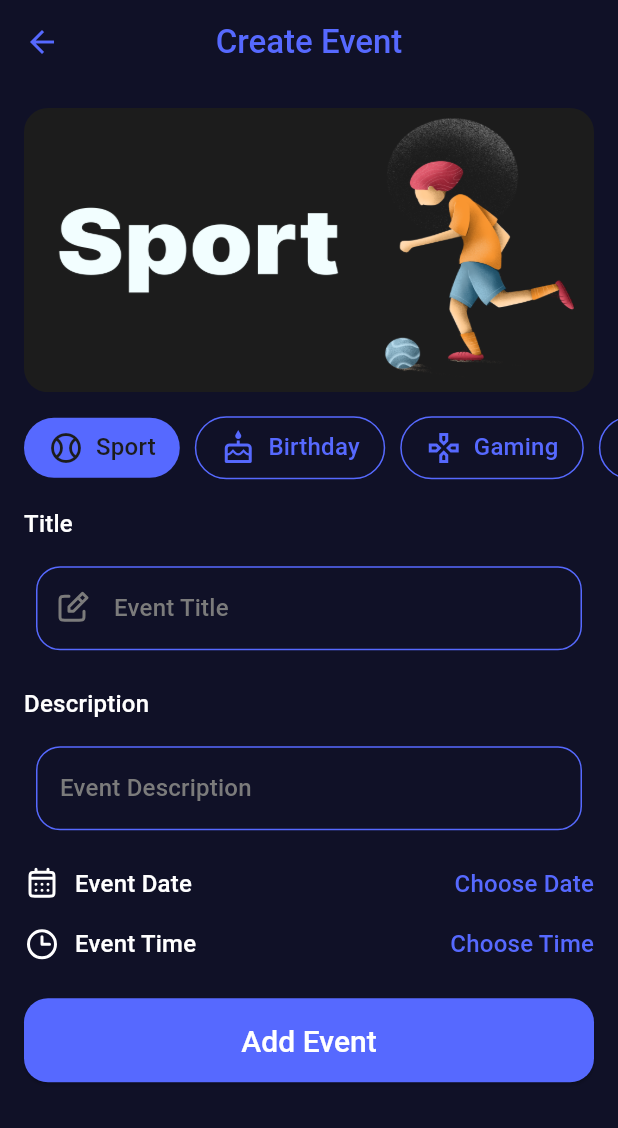
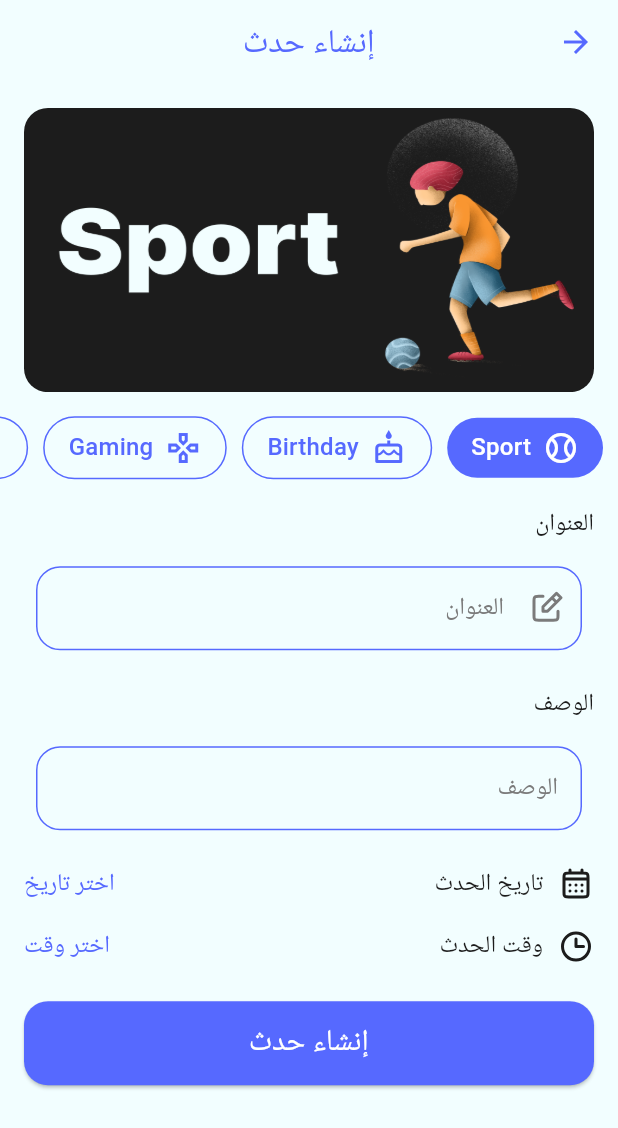
Before and after one commit to MohamedElsyedm/evently, a Flutter app: the CreateEvent screen opened by its route, on a phone screen of 412 x 824 dp. Shown: the top 1128 px of the screen. Run offline on Flutter 3.47's test engine with Material 3 defaults, Android fonts, the phone set to English and light mode, and no system bars; our stand-ins replace cloud_firestore, firebase_auth, firebase_core, flutter_svg, fluttertoast, shared_preferences; accounts and stored records are empty.

Commit message:
implement localization & edit event & delete event & create events providers functions

````diff
--- /dev/null
+++ b/l10n.yaml
@@ -0,0 +1,3 @@
+arb-dir: lib/l10n
+template-arb-file: app_en.arb
+output-localization-file: app_localizations.dart
--- a/lib/create_event.dart
+++ b/lib/create_event.dart
@@ -1,8 +1,10 @@
 import 'package:cloud_firestore/cloud_firestore.dart';
 import 'package:evently/app_theme.dart';
 import 'package:evently/firebase_service.dart';
+import 'package:evently/l10n/app_localizations.dart';
 import 'package:evently/models/category_model.dart';
 import 'package:evently/models/event_model.dart';
+import 'package:evently/providers/events_provider.dart';
 import 'package:evently/providers/settings_provider.dart';
 import 'package:evently/tabs/home/tab_item.dart';
 import 'package:evently/ui_utils.dart';
@@ -40,7 +42,7 @@ class _CreateEventState extends State<CreateEvent> {
     TextTheme textTheme = Theme.of(context).textTheme;
 
     return Scaffold(
-      appBar: AppBar(title: Text('Create Event')),
+      appBar: AppBar(title: Text(AppLocalizations.of(context)!.createEvent)),
       body: SingleChildScrollView(
         child: Column(
           crossAxisAlignment: CrossAxisAlignment.start,
@@ -98,10 +100,13 @@ class _CreateEventState extends State<CreateEvent> {
                 child: Column(
                   crossAxisAlignment: CrossAxisAlignment.start,
                   children: [
-                    Text('Title', style: textTheme.titleMedium),
+                    Text(
+                      AppLocalizations.of(context)!.title,
+                      style: textTheme.titleMedium,
+                    ),
                     SizedBox(height: 8),
                     DefaultTextFormField(
-                      hintText: 'Event Title',
+                      hintText: AppLocalizations.of(context)!.title,
                       prefixIconImageName: 'title',
                       controller: titleController,
                       validator: (value) {
@@ -112,10 +117,13 @@ class _CreateEventState extends State<CreateEvent> {
                       },
                     ),
                     SizedBox(height: 16),
-                    Text('Description', style: textTheme.titleMedium),
+                    Text(
+                      AppLocalizations.of(context)!.description,
+                      style: textTheme.titleMedium,
+                    ),
                     SizedBox(height: 8),
                     DefaultTextFormField(
-                      hintText: 'Event Description',
+                      hintText: AppLocalizations.of(context)!.description,
                       controller: descriptionController,
                       validator: (value) {
                         if (value == null || value.isEmpty) {
@@ -137,7 +145,10 @@ class _CreateEventState extends State<CreateEvent> {
                           ),
                         ),
                         SizedBox(width: 10),
-                        Text('Event Date', style: textTheme.titleMedium),
+                        Text(
+                          AppLocalizations.of(context)!.eventDate,
+                          style: textTheme.titleMedium,
+                        ),
                         Spacer(),
                         InkWell(
                           onTap: () async {
@@ -155,7 +166,7 @@ class _CreateEventState extends State<CreateEvent> {
                           },
                           child: Text(
                             selectedDate == null
-                                ? 'Choose Date'
+                                ? AppLocalizations.of(context)!.chooseDate
                                 : dateFormat.format(selectedDate!),
                             style: textTheme.titleMedium!.copyWith(
                               color: AppTheme.primary,
@@ -177,7 +188,10 @@ class _CreateEventState extends State<CreateEvent> {
                           ),
                         ),
                         SizedBox(width: 10),
-                        Text('Event Time', style: textTheme.titleMedium),
+                        Text(
+                          AppLocalizations.of(context)!.eventTime,
+                          style: textTheme.titleMedium,
+                        ),
                         Spacer(),
                         InkWell(
                           onTap: () async {
@@ -192,7 +206,7 @@ class _CreateEventState extends State<CreateEvent> {
                           },
                           child: Text(
                             selectedTime == null
-                                ? 'Choose Time'
+                                ? AppLocalizations.of(context)!.chooseTime
                                 : selectedTime!.format(context),
                             style: textTheme.titleMedium!.copyWith(
                               color: AppTheme.primary,
@@ -203,7 +217,7 @@ class _CreateEventState extends State<CreateEvent> {
                     ),
                     SizedBox(height: 24),
                     DefaultElevatedButton(
-                      label: 'Add Event',
+                      label: AppLocalizations.of(context)!.createEvent,
                       onPressed: createEvent,
                     ),
                   ],
@@ -234,15 +248,8 @@ class _CreateEventState extends State<CreateEvent> {
         description: descriptionController.text,
         dateTime: dateTime,
       );
-      //how user know that date and time not selected ?
-      FirebaseService.createEvent(event)
-          .then((_) {
-            Navigator.of(context).pop();
-            UiUtils.showSuccessMessage('Event created successfully');
-          })
-          .catchError((_) {
-            UiUtils.showErrorMessage('Failed to create event');
-          });
+      Provider.of<EventsProvider>(context, listen: false).addEvent(event);
+      Navigator.of(context).pop();
     }
   }
 }
--- a/lib/edit_event.dart
+++ b/lib/edit_event.dart
@@ -1,7 +1,9 @@
 import 'package:evently/app_theme.dart';
 import 'package:evently/firebase_service.dart';
+import 'package:evently/l10n/app_localizations.dart';
 import 'package:evently/models/category_model.dart';
 import 'package:evently/models/event_model.dart';
+import 'package:evently/providers/events_provider.dart';
 import 'package:evently/tabs/home/tab_item.dart';
 import 'package:evently/ui_utils.dart';
 import 'package:evently/widgets/default_elevated_button.dart';
@@ -9,6 +11,7 @@ import 'package:evently/widgets/default_text_form_field.dart';
 import 'package:flutter/material.dart';
 import 'package:flutter_svg/svg.dart';
 import 'package:intl/intl.dart';
+import 'package:provider/provider.dart';
 
 class EditEvent extends StatefulWidget {
   static const String routName = '/edit event';
@@ -50,7 +53,7 @@ class _EditEventState extends State<EditEvent> {
     TextTheme textTheme = Theme.of(context).textTheme;
     // print(event!.title);
     return Scaffold(
-      appBar: AppBar(title: Text('Edit Event')),
+      appBar: AppBar(title: Text(AppLocalizations.of(context)!.editEvent)),
       body: SingleChildScrollView(
         child: Column(
           crossAxisAlignment: CrossAxisAlignment.start,
@@ -106,7 +109,10 @@ class _EditEventState extends State<EditEvent> {
                 child: Column(
                   crossAxisAlignment: CrossAxisAlignment.start,
                   children: [
-                    Text('Title', style: textTheme.titleMedium),
+                    Text(
+                      AppLocalizations.of(context)!.title,
+                      style: textTheme.titleMedium,
+                    ),
                     SizedBox(height: 8),
                     DefaultTextFormField(
                       hintText: 'Event Title',
@@ -120,7 +126,10 @@ class _EditEventState extends State<EditEvent> {
                       },
                     ),
                     SizedBox(height: 16),
-                    Text('Description', style: textTheme.titleMedium),
+                    Text(
+                      AppLocalizations.of(context)!.description,
+                      style: textTheme.titleMedium,
+                    ),
                     SizedBox(height: 8),
                     DefaultTextFormField(
                       hintText: 'Event Description',
@@ -138,7 +147,7 @@ class _EditEventState extends State<EditEvent> {
                         SvgPicture.asset('assets/icons/date.svg'),
                         SizedBox(width: 10),
                         Text(
-                          'Event Date',
+                          AppLocalizations.of(context)!.eventDate,
                           style: textTheme.titleMedium!.copyWith(
                             color: AppTheme.primary,
                           ),
@@ -160,7 +169,7 @@ class _EditEventState extends State<EditEvent> {
                           },
                           child: Text(
                             selectedDate == null
-                                ? 'Choose Date'
+                                ? AppLocalizations.of(context)!.chooseDate
                                 : dateFormat.format(selectedDate!),
                             style: textTheme.titleMedium!.copyWith(
                               color: AppTheme.primary,
@@ -175,7 +184,7 @@ class _EditEventState extends State<EditEvent> {
                         SvgPicture.asset('assets/icons/time.svg'),
                         SizedBox(width: 10),
                         Text(
-                          'Event Time',
+                          AppLocalizations.of(context)!.eventTime,
                           style: textTheme.titleMedium!.copyWith(
                             color: AppTheme.primary,
                           ),
@@ -194,7 +203,7 @@ class _EditEventState extends State<EditEvent> {
                           },
                           child: Text(
                             selectedTime == null
-                                ? 'Choose Time'
+                                ? AppLocalizations.of(context)!.chooseTime
                                 : selectedTime!.format(context),
                             style: textTheme.titleMedium!.copyWith(
                               color: AppTheme.primary,
@@ -205,7 +214,7 @@ class _EditEventState extends State<EditEvent> {
                     ),
                     SizedBox(height: 24),
                     DefaultElevatedButton(
-                      label: 'Edit Event',
+                      label: AppLocalizations.of(context)!.editEvent,
                       onPressed: editEvent,
                     ),
                   ],
@@ -237,17 +246,9 @@ class _EditEventState extends State<EditEvent> {
         description: descriptionController.text,
         dateTime: dateTime,
       );
+      Provider.of<EventsProvider>(context, listen: false).editEvent(event);
       //how user know that date and time not selected ?
-
-      FirebaseService.editEvent(event)
-          .then((_) {
-            UiUtils.showSuccessMessage('Event edited successfully');
-
-            Navigator.of(context).pop();
-          })
-          .catchError((_) {
-            UiUtils.showErrorMessage('Event failed to create');
-          });
+      Navigator.of(context).pop();
     }
   }
 }
--- a/lib/event_details.dart
+++ b/lib/event_details.dart
@@ -1,11 +1,12 @@
 import 'package:evently/app_theme.dart';
 import 'package:evently/edit_event.dart';
-import 'package:evently/firebase_service.dart';
+import 'package:evently/l10n/app_localizations.dart';
 import 'package:evently/models/event_model.dart';
-import 'package:evently/ui_utils.dart';
+import 'package:evently/providers/events_provider.dart';
 import 'package:flutter/material.dart';
 import 'package:flutter_svg/svg.dart';
 import 'package:intl/intl.dart';
+import 'package:provider/provider.dart';
 
 class EventDetails extends StatefulWidget {
   static const String routName = '/details screen';
@@ -27,13 +28,13 @@ class _EventDetailsState extends State<EventDetails> {
 
     return Scaffold(
       appBar: AppBar(
-        title: Text('Event Details'),
+        title: Text(AppLocalizations.of(context)!.eventDetails),
         actions: [
           InkWell(
             onTap: () {
-              Navigator.of(context)
-                  .pushNamed(EditEvent.routName, arguments: event)
-                  .then((_) => setState(() {}));
+              Navigator.of(
+                context,
+              ).pushReplacementNamed(EditEvent.routName, arguments: event);
             },
             child: Icon(
               Icons.edit_note_rounded,
@@ -104,7 +105,10 @@ class _EventDetailsState extends State<EventDetails> {
               ],
             ),
           ),
-          Text('Description', style: textTheme.titleMedium),
+          Text(
+            AppLocalizations.of(context)!.description,
+            style: textTheme.titleMedium,
+          ),
           SizedBox(height: 8),
           Text(event!.description, style: textTheme.titleMedium),
         ],
@@ -113,13 +117,7 @@ class _EventDetailsState extends State<EventDetails> {
   }
 
   void deleteEvent() {
-    FirebaseService.deleteEvent(event!)
-        .then((_) {
-          UiUtils.showSuccessMessage('Event deleted successfully');
-          Navigator.pop(context);
-        })
-        .catchError((_) {
-          UiUtils.showErrorMessage('Something went wrong');
-        });
+    Provider.of<EventsProvider>(context, listen: false).deleteEvent(event!);
+    Navigator.pop(context);
   }
 }
--- /dev/null
+++ b/lib/l10n/app_ar.arb
@@ -0,0 +1,21 @@
+{
+    "login":"تسجيل الدخول",
+    "createAccount": "إنشاء حساب",
+    "logout": "تسجيل خروج",
+    "dontHaveAccount": " ليس لديك حساب ؟",
+    "password":"رقم سرى",
+    "email":"البريد الإلكترونى",
+    "alreadyHaveAccount":"بالفعل لديك حساب ؟",
+    "name":"اسم المستخدم",
+    "language":"اللغة",
+    "darkTheme":"الوضع المظلم",
+    "eventDetails":"تفاصيل الحدث",
+    "description":"الوصف",
+    "createEvent":"إنشاء حدث",
+    "title": "العنوان",
+    "chooseDate": "اختر تاريخ",
+    "eventDate" : "تاريخ الحدث",
+    "eventTime":"وقت الحدث",
+    "chooseTime":"اختر وقت",
+    "editEvent":"تعديل الحدث"
+}
--- /dev/null
+++ b/lib/l10n/app_localizations.dart
@@ -0,0 +1,248 @@
+import 'dart:async';
+
+import 'package:flutter/foundation.dart';
+import 'package:flutter/widgets.dart';
+import 'package:flutter_localizations/flutter_localizations.dart';
+import 'package:intl/intl.dart' as intl;
+
+import 'app_localizations_ar.dart';
+import 'app_localizations_en.dart';
+
+// ignore_for_file: type=lint
+
+/// Callers can lookup localized strings with an instance of AppLocalizations
+/// returned by `AppLocalizations.of(context)`.
+///
+/// Applications need to include `AppLocalizations.delegate()` in their app's
+/// `localizationDelegates` list, and the locales they support in the app's
+/// `supportedLocales` list. For example:
+///
+/// ```dart
+/// import 'l10n/app_localizations.dart';
+///
+/// return MaterialApp(
+///   localizationsDelegates: AppLocalizations.localizationsDelegates,
+///   supportedLocales: AppLocalizations.supportedLocales,
+///   home: MyApplicationHome(),
+/// );
+/// ```
+///
+/// ## Update pubspec.yaml
+///
+/// Please make sure to update your pubspec.yaml to include the following
+/// packages:
+///
+/// ```yaml
+/// dependencies:
+///   # Internationalization support.
+///   flutter_localizations:
+///     sdk: flutter
+///   intl: any # Use the pinned version from flutter_localizations
+///
+///   # Rest of dependencies
+/// ```
+///
+/// ## iOS Applications
+///
+/// iOS applications define key application metadata, including supported
+/// locales, in an Info.plist file that is built into the application bundle.
+/// To configure the locales supported by your app, you’ll need to edit this
+/// file.
+///
+/// First, open your project’s ios/Runner.xcworkspace Xcode workspace file.
+/// Then, in the Project Navigator, open the Info.plist file under the Runner
+/// project’s Runner folder.
+///
+/// Next, select the Information Property List item, select Add Item from the
+/// Editor menu, then select Localizations from the pop-up menu.
+///
+/// Select and expand the newly-created Localizations item then, for each
+/// locale your application supports, add a new item and select the locale
+/// you wish to add from the pop-up menu in the Value field. This list should
+/// be consistent with the languages listed in the AppLocalizations.supportedLocales
+/// property.
+abstract class AppLocalizations {
+  AppLocalizations(String locale)
+    : localeName = intl.Intl.canonicalizedLocale(locale.toString());
+
+  final String localeName;
+
+  static AppLocalizations? of(BuildContext context) {
+    return Localizations.of<AppLocalizations>(context, AppLocalizations);
+  }
+
+  static const LocalizationsDelegate<AppLocalizations> delegate =
+      _AppLocalizationsDelegate();
+
+  /// A list of this localizations delegate along with the default localizations
+  /// delegates.
+  ///
+  /// Returns a list of localizations delegates containing this delegate along with
+  /// GlobalMaterialLocalizations.delegate, GlobalCupertinoLocalizations.delegate,
+  /// and GlobalWidgetsLocalizations.delegate.
+  ///
+  /// Additional delegates can be added by appending to this list in
+  /// MaterialApp. This list does not have to be used at all if a custom list
+  /// of delegates is preferred or required.
+  static const List<LocalizationsDelegate<dynamic>> localizationsDelegates =
+      <LocalizationsDelegate<dynamic>>[
+        delegate,
+        GlobalMaterialLocalizations.delegate,
+        GlobalCupertinoLocalizations.delegate,
+        GlobalWidgetsLocalizations.delegate,
+      ];
+
+  /// A list of this localizations delegate's supported locales.
+  static const List<Locale> supportedLocales = <Locale>[
+    Locale('ar'),
+    Locale('en'),
+  ];
+
+  /// No description provided for @login.
+  ///
+  /// In en, this message translates to:
+  /// **'Login'**
+  String get login;
+
+  /// No description provided for @createAccount.
+  ///
+  /// In en, this message translates to:
+  /// **'Create Account'**
+  String get createAccount;
+
+  /// No description provided for @logout.
+  ///
+  /// In en, this message translates to:
+  /// **'Logout'**
+  String get logout;
+
+  /// No description provided for @dontHaveAccount.
+  ///
+  /// In en, this message translates to:
+  /// **'Don’t Have Account?'**
+  String get dontHaveAccount;
+
+  /// No description provided for @password.
+  ///
+  /// In en, this message translates to:
+  /// **'Password'**
+  String get password;
+
+  /// No description provided for @email.
+  ///
+  /// In en, this message translates to:
+  /// **'ُEmail'**
+  String get email;
+
+  /// No description provided for @alreadyHaveAccount.
+  ///
+  /// In en, this message translates to:
+  /// **'Already Have Account?'**
+  String get alreadyHaveAccount;
+
+  /// No description provided for @name.
+  ///
+  /// In en, this message translates to:
+  /// **'Name'**
+  String get name;
+
+  /// No description provided for @language.
+  ///
+  /// In en, this message translates to:
+  /// **'Language'**
+  String get language;
+
+  /// No description provided for @darkTheme.
+  ///
+  /// In en, this message translates to:
+  /// **'Dark Theme'**
+  String get darkTheme;
+
+  /// No description provided for @eventDetails.
+  ///
+  /// In en, this message translates to:
+  /// **'Event Details'**
+  String get eventDetails;
+
+  /// No description provided for @description.
+  ///
+  /// In en, this message translates to:
+  /// **'Description'**
+  String get description;
+
+  /// No description provided for @createEvent.
+  ///
+  /// In en, this message translates to:
+  /// **'Create Event'**
+  String get createEvent;
+
+  /// No description provided for @title.
+  ///
+  /// In en, this message translates to:
+  /// **'Title'**
+  String get title;
+
+  /// No description provided for @chooseDate.
+  ///
+  /// In en, this message translates to:
+  /// **'Choose Date'**
+  String get chooseDate;
+
+  /// No description provided for @eventDate.
+  ///
+  /// In en, this message translates to:
+  /// **'Event Date'**
+  String get eventDate;
+
+  /// No description provided for @eventTime.
+  ///
+  /// In en, this message translates to:
+  /// **'Event Time'**
+  String get eventTime;
+
+  /// No description provided for @chooseTime.
+  ///
+  /// In en, this message translates to:
+  /// **'Choose Time'**
+  String get chooseTime;
+
+  /// No description provided for @editEvent.
+  ///
+  /// In en, this message translates to:
+  /// **'Edit Event'**
+  String get editEvent;
+}
+
+class _AppLocalizationsDelegate
+    extends LocalizationsDelegate<AppLocalizations> {
+  const _AppLocalizationsDelegate();
+
+  @override
+  Future<AppLocalizations> load(Locale locale) {
+    return SynchronousFuture<AppLocalizations>(lookupAppLocalizations(locale));
+  }
+
+  @override
+  bool isSupported(Locale locale) =>
+      <String>['ar', 'en'].contains(locale.languageCode);
+
+  @override
+  bool shouldReload(_AppLocalizationsDelegate old) => false;
+}
+
+AppLocalizations lookupAppLocalizations(Locale locale) {
+  // Lookup logic when only language code is specified.
+  switch (locale.languageCode) {
+    case 'ar':
+      return AppLocalizationsAr();
+    case 'en':
+      return AppLocalizationsEn();
+  }
+
+  throw FlutterError(
+    'AppLocalizations.delegate failed to load unsupported locale "$locale". This is likely '
+    'an issue with the localizations generation tool. Please file an issue '
+    'on GitHub with a reproducible sample app and the gen-l10n configuration '
+    'that was used.',
+  );
+}
--- /dev/null
+++ b/lib/l10n/app_localizations_ar.dart
@@ -0,0 +1,67 @@
+// ignore: unused_import
+import 'package:intl/intl.dart' as intl;
+import 'app_localizations.dart';
+
+// ignore_for_file: type=lint
+
+/// The translations for Arabic (`ar`).
+class AppLocalizationsAr extends AppLocalizations {
+  AppLocalizationsAr([String locale = 'ar']) : super(locale);
+
+  @override
+  String get login => 'تسجيل الدخول';
+
+  @override
+  String get createAccount => 'إنشاء حساب';
+
+  @override
+  String get logout => 'تسجيل خروج';
+
+  @override
+  String get dontHaveAccount => ' ليس لديك حساب ؟';
+
+  @override
+  String get password => 'رقم سرى';
+
+  @override
+  String get email => 'البريد الإلكترونى';
+
+  @override
+  String get alreadyHaveAccount => 'بالفعل لديك حساب ؟';
+
+  @override
+  String get name => 'اسم المستخدم';
+
+  @override
+  String get language => 'اللغة';
+
+  @override
+  String get darkTheme => 'الوضع المظلم';
+
+  @override
+  String get eventDetails => 'تفاصيل الحدث';
+
+  @override
+  String get description => 'الوصف';
+
+  @override
+  String get createEvent => 'إنشاء حدث';
+
+  @override
+  String get title => 'العنوان';
+
+  @override
+  String get chooseDate => 'اختر تاريخ';
+
+  @override
+  String get eventDate => 'تاريخ الحدث';
+
+  @override
+  String get eventTime => 'وقت الحدث';
+
+  @override
+  String get chooseTime => 'اختر وقت';
+
+  @override
+  String get editEvent => 'تعديل الحدث';
+}
--- a/lib/main.dart
+++ b/lib/main.dart
@@ -13,6 +13,7 @@ import 'package:firebase_core/firebase_core.dart';
 import 'package:flutter/material.dart';
 import 'package:provider/provider.dart';
 import 'package:shared_preferences/shared_preferences.dart';
+import 'l10n/app_localizations.dart';
 
 Future<void> main() async {
   WidgetsFlutterBinding.ensureInitialized();
@@ -64,6 +65,9 @@ class EventlyApp extends StatelessWidget {
       theme: AppTheme.lightTheme,
       darkTheme: AppTheme.darkTheme,
       themeMode: settingsProvider.themeMode,
+      localizationsDelegates: AppLocalizations.localizationsDelegates,
+      supportedLocales: AppLocalizations.supportedLocales,
+      locale: Locale(settingsProvider.languageCode),
     );
   }
 }
--- a/lib/providers/settings_provider.dart
+++ b/lib/providers/settings_provider.dart
@@ -2,7 +2,8 @@ import 'package:flutter/cupertino.dart';
 import 'package:flutter/material.dart';
 
 class SettingsProvider with ChangeNotifier {
-  ThemeMode themeMode = ThemeMode.dark;
+  ThemeMode themeMode = ThemeMode.light;
+  String languageCode = 'ar';
 
   bool get isDark => themeMode == ThemeMode.dark;
 
@@ -10,4 +11,10 @@ class SettingsProvider with ChangeNotifier {
     themeMode = theme;
     notifyListeners();
   }
+
+  void changeLanguage(String language) {
+    if (languageCode == language) return;
+    languageCode = language;
+    notifyListeners();
+  }
 }
--- a/pubspec.yaml
+++ b/pubspec.yaml
@@ -42,6 +42,8 @@ dependencies:
   fluttertoast: ^8.2.12
   shared_preferences: ^2.5.3
   provider: ^6.1.5
+  flutter_localizations:
+    sdk: flutter
 
 dev_dependencies:
   flutter_test:
@@ -65,6 +67,7 @@ flutter:
   # included with your application, so that you can use the icons in
   # the material Icons class.
   uses-material-design: true
+  generate: true
 
   # To add assets to your application, add an assets section, like this:
   assets:
````
Also changed, not shown: lib/auth/login_screen.dart (+12 -5 lines), lib/auth/register_screen.dart (+13 -6 lines), lib/l10n/app_en.arb (added, +21 -0 lines), lib/l10n/app_localizations_en.dart (added, +67 -0 lines), lib/providers/events_provider.dart (+42 -0 lines), lib/tabs/profile/profile_tab.dart (+12 -5 lines), pubspec.lock.
